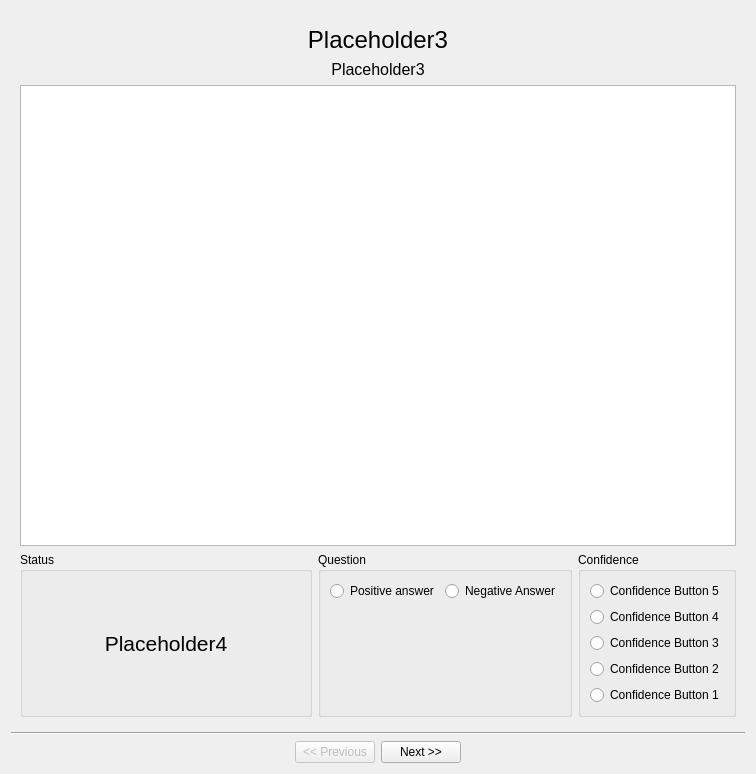
Before: the Qt Designer form src/python3/Interfaces/InterfaceLayouts/TOJExperiment.ui in McMasterRS/auditory-research-suite, drawn with Qt 5.
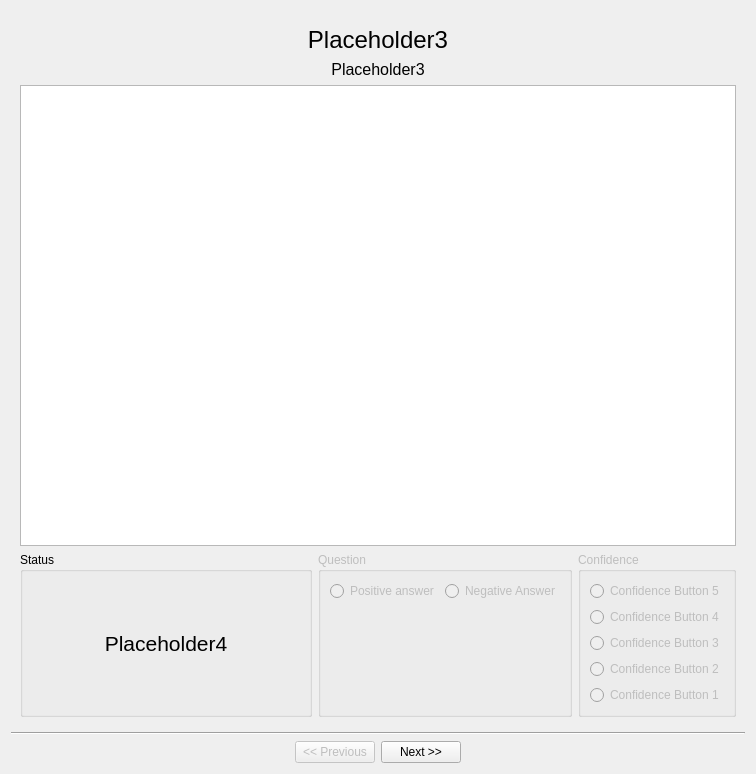
After: the same form once the commit is applied. The open tabs and pages were chosen to show the change. Custom widgets are drawn as their Qt base class.

The edit to the form file:
```diff
--- a/src/python3/Interfaces/InterfaceLayouts/TOJExperiment.ui
+++ b/src/python3/Interfaces/InterfaceLayouts/TOJExperiment.ui
@@ -278,6 +278,9 @@
          </item>
          <item>
           <widget class="QGroupBox" name="gbQuestion">
+           <property name="enabled">
+            <bool>false</bool>
+           </property>
            <property name="title">
             <string>Question</string>
            </property>
@@ -318,6 +321,9 @@
          </item>
          <item>
           <widget class="QGroupBox" name="howConfident">
+           <property name="enabled">
+            <bool>false</bool>
+           </property>
            <property name="title">
             <string>Confidence</string>
            </property>
```
